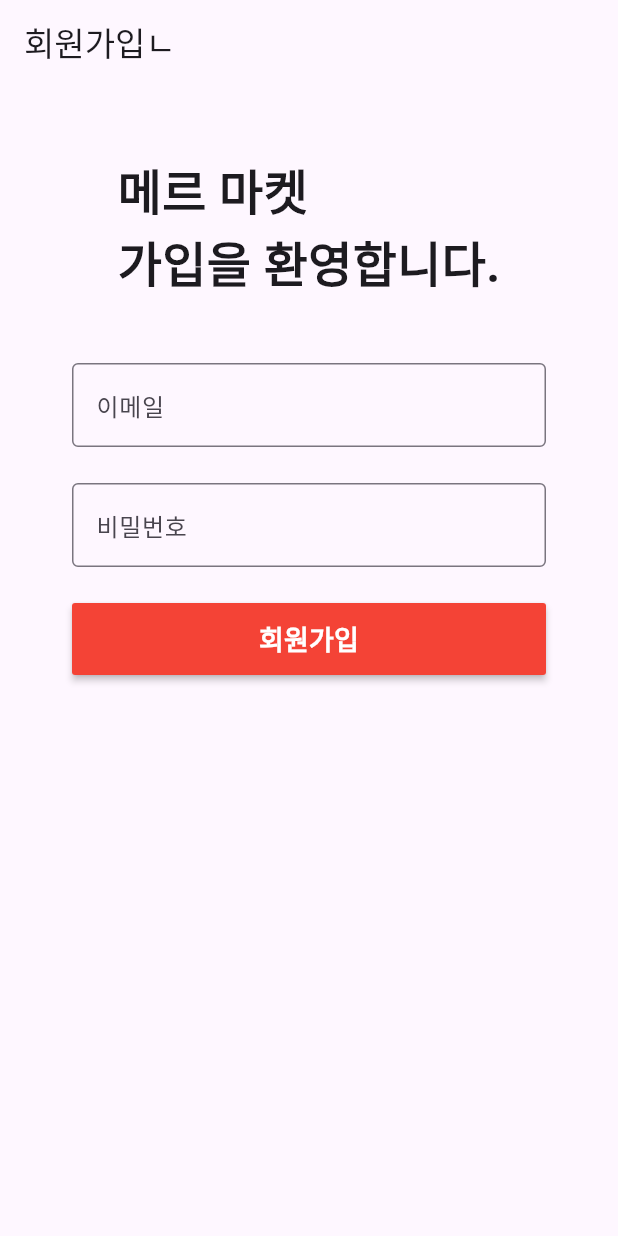
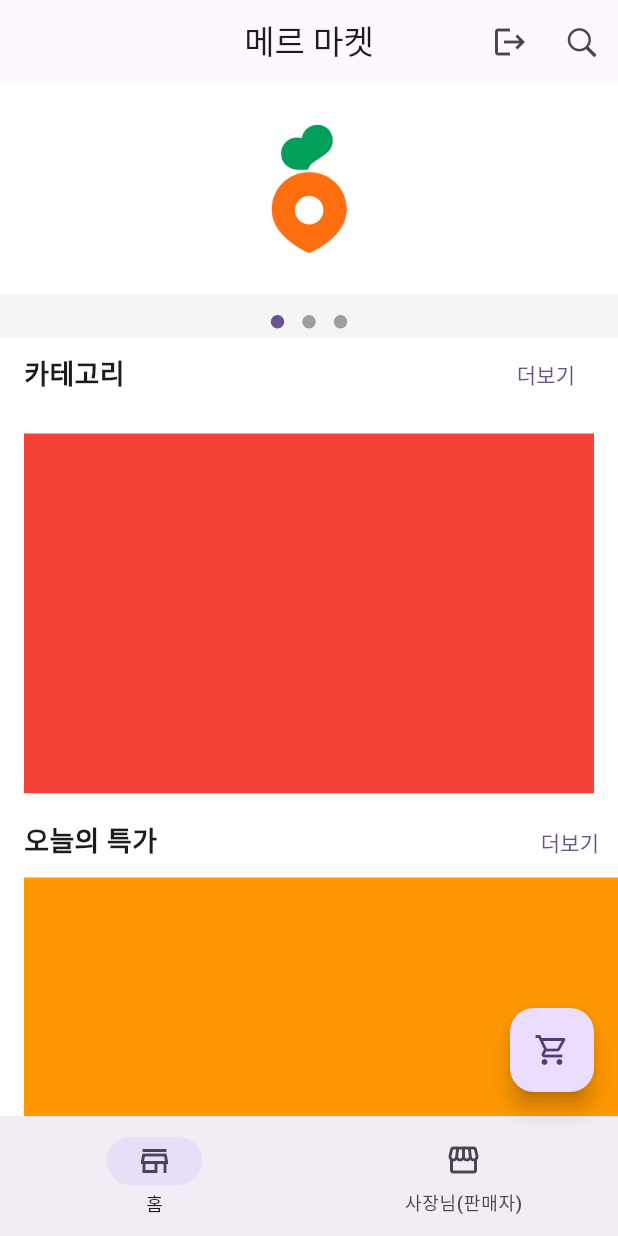
Before and after one commit to mincoln419/market_app, a Flutter app: the screen it shows after launch, on a phone screen of 412 x 824 dp. Run offline on Flutter 3.47's test engine with Material 3 defaults, Android fonts, the light colour scheme and no system bars; drawn by our look-alikes of dots_indicator; our stand-ins replace firebase_core; accounts and stored records are empty.

Commit message:
home widget impl

```diff
--- /dev/null
+++ b/lib/home/home_screen.dart
@@ -0,0 +1,67 @@
+import 'package:flutter/cupertino.dart';
+import 'package:flutter/material.dart';
+import 'package:market_app/home/widgets/home_widget.dart';
+
+class HomeScreen extends StatefulWidget {
+  const HomeScreen({super.key});
+
+  @override
+  State<HomeScreen> createState() => _HomeScreenState();
+}
+
+class _HomeScreenState extends State<HomeScreen> {
+  int _menuIndex = 0;
+
+  @override
+  Widget build(BuildContext context) {
+    return Scaffold(
+      backgroundColor: Colors.grey[100],
+      appBar: AppBar(
+        title: Text("메르 마켓"),
+        centerTitle: true,
+        actions: [
+          IconButton(onPressed: () {}, icon: Icon(Icons.logout)),
+          IconButton(onPressed: () {}, icon: Icon(CupertinoIcons.search)),
+        ],
+      ),
+      body: IndexedStack(
+        index: _menuIndex,
+        children: [
+          HomeWidget(),
+          Container(
+            color: Colors.indigo,
+          ),
+        ],
+      ),
+      floatingActionButton: switch (_menuIndex) {
+        0 => FloatingActionButton(
+          child: const Icon(Icons.shopping_cart_outlined),
+            onPressed: () {},
+          ),
+        1 => FloatingActionButton(
+          child: const Icon(Icons.add),
+            onPressed: () {},
+          ),
+        int() => null,
+      },
+      bottomNavigationBar: NavigationBar(
+        selectedIndex: _menuIndex,
+        onDestinationSelected: (idx) {
+          setState(() {
+            _menuIndex = idx;
+          });
+        },
+        destinations: const [
+          NavigationDestination(
+            icon: Icon(Icons.store_outlined),
+            label: "홈",
+          ),
+          NavigationDestination(
+            icon: Icon(Icons.storefront),
+            label: "사장님(판매자)",
+          ),
+        ],
+      ),
+    );
+  }
+}
--- /dev/null
+++ b/lib/home/widgets/home_widget.dart
@@ -0,0 +1,120 @@
+import 'package:dots_indicator/dots_indicator.dart';
+import 'package:flutter/material.dart';
+
+class HomeWidget extends StatefulWidget {
+  const HomeWidget({super.key});
+
+  @override
+  State<HomeWidget> createState() => _HomeWidgetState();
+}
+
+class _HomeWidgetState extends State<HomeWidget> {
+  PageController pageController = PageController();
+  int bannerIndex = 0;
+
+  @override
+  Widget build(BuildContext context) {
+    return SingleChildScrollView(
+      child: Column(
+        children: [
+          Container(
+            height: 140,
+            color: Colors.indigo,
+            margin: const EdgeInsets.only(bottom: 8),
+            child: PageView(
+              controller: pageController,
+              children: [
+                Container(
+                  color: Colors.white,
+                  padding: EdgeInsets.all(8),
+                  child: Image.asset("assets/images/market_log.png"),
+                ),
+                Container(
+                  color: Colors.white,
+                  padding: EdgeInsets.all(8),
+                  child: Image.asset("assets/images/btn_google_signin.png"),
+                ),
+                Container(
+                  color: Colors.white,
+                  padding: EdgeInsets.all(8),
+                  child: Image.asset("assets/images/market_log.png"),
+                ),
+              ],
+              onPageChanged: (idx) {
+                setState(() {
+                  bannerIndex = idx;
+                });
+              },
+            ),
+          ),
+          DotsIndicator(
+            dotsCount: 3,
+            position: bannerIndex,
+          ),
+          Container(
+            color: Colors.white,
+            padding: const EdgeInsets.symmetric(horizontal: 16),
+            child: Column(
+              children: [
+                Row(
+                  mainAxisAlignment: MainAxisAlignment.spaceBetween,
+                  children: [
+                    const Text(
+                      "카테고리",
+                      style: TextStyle(
+                        fontWeight: FontWeight.bold,
+                        fontSize: 18,
+                      ),
+                    ),
+                    TextButton(
+                      onPressed: () {},
+                      child: const Text("더보기"),
+                    ),
+                  ],
+                ),
+                SizedBox(
+                  height: 16,
+                ),
+                //TODO: 카테고리목록받아오기
+                Container(
+                  height: 240,
+                  color: Colors.red,
+                ),
+              ],
+            ),
+          ),
+          Container(
+            margin: const EdgeInsets.only(bottom: 24),
+            padding: const EdgeInsets.only(left: 16, top: 8, bottom: 16),
+            color: Colors.white,
+            child: Column(
+              children: [
+                Row(
+                  mainAxisAlignment: MainAxisAlignment.spaceBetween,
+                  children: [
+                    const Text(
+                      "오늘의 특가",
+                      style: TextStyle(
+                        fontWeight: FontWeight.bold,
+                        fontSize: 18,
+                      ),
+                    ),
+                    TextButton(
+                      onPressed: () {},
+                      child: Text("더보기"),
+                    ),
+                  ],
+                ),
+                Container(
+                  height: 240,
+                  width: double.infinity,
+                  color: Colors.orange,
+                )
+              ],
+            ),
+          )
+        ],
+      ),
+    );
+  }
+}
--- a/lib/main.dart
+++ b/lib/main.dart
@@ -1,6 +1,8 @@
 import 'package:flutter/material.dart';
 import 'package:market_app/login/login_screen.dart';
 import 'package:market_app/login/sign_up_screen.dart';
+
+import 'home/home_screen.dart';
 
 void main() {
   runApp(const MyApp());
@@ -17,7 +19,7 @@ class MyApp extends StatelessWidget {
         colorScheme: ColorScheme.fromSeed(seedColor: Colors.deepPurple),
         useMaterial3: true,
       ),
-      home: SignUpScreen(),
+      home: HomeScreen(),
     );
   }
 }
```
